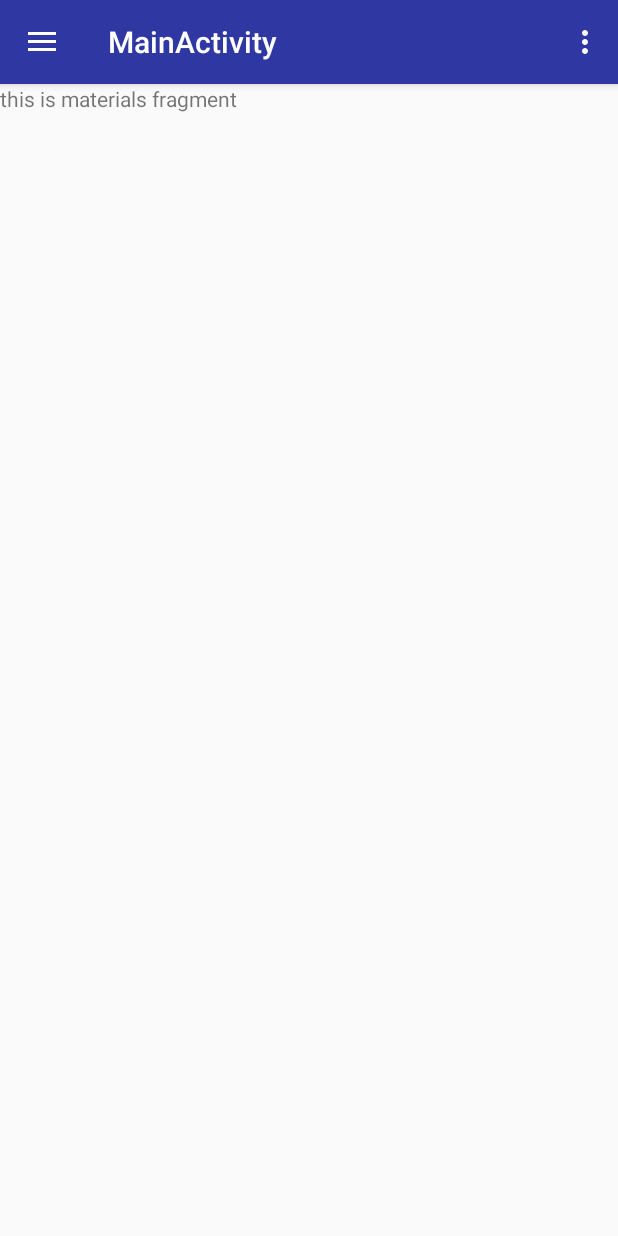
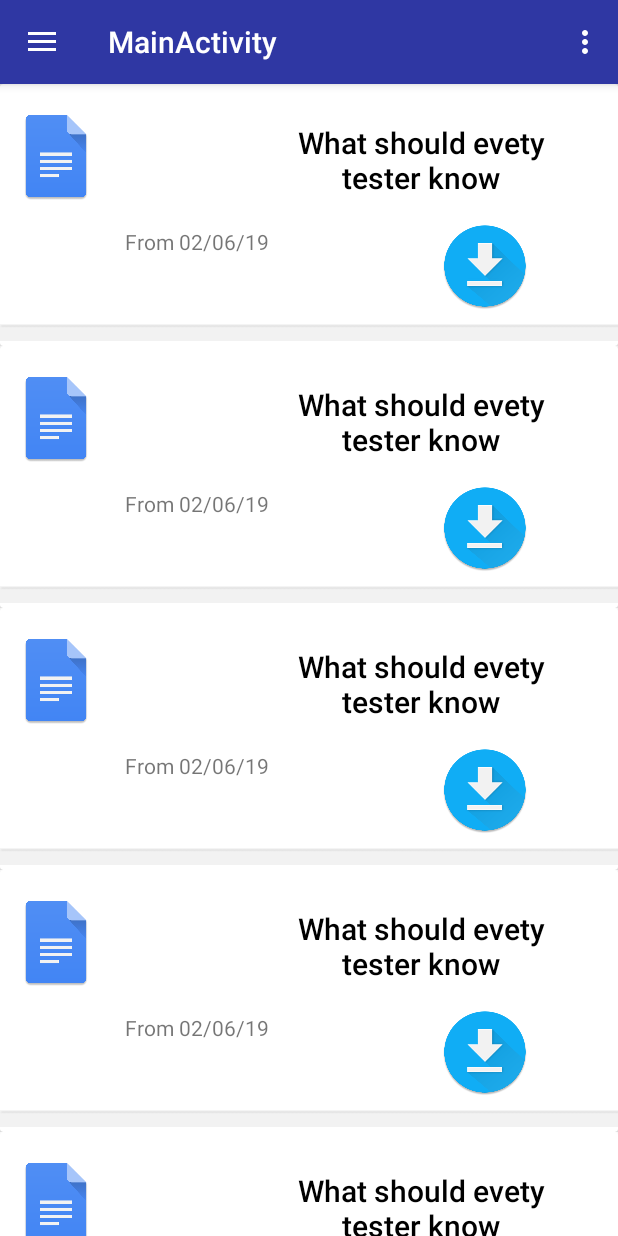
Before and after one commit to kboskin/QALightAndroidApplication, an Android app: the fragment MaterialsFragment placed in its activity, on a phone screen of 412 x 824 dp. Run offline under Robolectric (Android 15) with nearby library versions, the phone set to English and light mode, and no system bars; libraries missing offline, so code that uses them is left out: com.alamkanak.weekview; 3 statements that could not run were skipped.

Commit message:
Added Card View and Recycler View in materials fragment Card View - Recycler View construction implemented, functional, working on my machine

```diff
--- a/app/build.gradle
+++ b/app/build.gradle
@@ -37,6 +37,9 @@ dependencies {
     compile 'com.android.support.constraint:constraint-layout:1.0.2'
     compile 'com.android.support:design:26.0.2'
     compile 'com.android.support:support-v4:26.+'
+    compile 'com.android.support:recyclerview-v7:+'
+    compile 'com.android.support:cardview-v7:+'
+
 
     // library for calendar
     compile 'com.github.alamkanak:android-week-view:1.2.6'
--- a/app/src/main/java/com/example/hp/qalightandroidapp/fragments/calendar/CalendarFragment.java
+++ b/app/src/main/java/com/example/hp/qalightandroidapp/fragments/calendar/CalendarFragment.java
@@ -23,8 +23,8 @@ import java.util.List;
  */
 
 public class CalendarFragment extends android.support.v4.app.Fragment implements WeekView.EventClickListener{
-    WeekView mWeekView;
-    Context context;
+    private WeekView mWeekView;
+    private Context context;
     @Override
     public void onCreate(@Nullable Bundle savedInstanceState) {
         super.onCreate(savedInstanceState);
--- a/app/src/main/java/com/example/hp/qalightandroidapp/fragments/materialsandtests/hometask/HomeTaskFragment.java
+++ b/app/src/main/java/com/example/hp/qalightandroidapp/fragments/materialsandtests/hometask/HomeTaskFragment.java
@@ -2,6 +2,7 @@ package com.example.hp.qalightandroidapp.fragments.materialsandtests.hometask;
 
 import android.os.Bundle;
 import android.support.v4.app.Fragment;
+import android.support.v7.widget.RecyclerView;
 import android.view.LayoutInflater;
 import android.view.View;
 import android.view.ViewGroup;
@@ -9,6 +10,9 @@ import android.view.ViewGroup;
 import com.example.hp.qalightandroidapp.R;
 
 public class HomeTaskFragment extends Fragment {
+
+    private RecyclerView recyclerView;
+    //private MyCustomAdapter adapter;
 
     public HomeTaskFragment()
     {
--- a/app/src/main/java/com/example/hp/qalightandroidapp/fragments/materialsandtests/materials/MaterialsFragment.java
+++ b/app/src/main/java/com/example/hp/qalightandroidapp/fragments/materialsandtests/materials/MaterialsFragment.java
@@ -2,28 +2,70 @@ package com.example.hp.qalightandroidapp.fragments.materialsandtests.materials;
 
 import android.os.Bundle;
 import android.support.v4.app.Fragment;
+import android.support.v7.widget.LinearLayoutManager;
+import android.support.v7.widget.RecyclerView;
 import android.view.LayoutInflater;
 import android.view.View;
 import android.view.ViewGroup;
 
 import com.example.hp.qalightandroidapp.R;
+import com.example.hp.qalightandroidapp.fragments.materialsandtests.materials.recyclerview.ModelMaterials;
+import com.example.hp.qalightandroidapp.fragments.materialsandtests.materials.recyclerview.ModelMaterialsAdapter;
+
+import java.util.ArrayList;
+import java.util.List;
 
 public class MaterialsFragment extends Fragment {
+
+    private List<ModelMaterials> modelMaterialsList;
+    private RecyclerView recyclerView;
+    private ModelMaterialsAdapter mAdapter;
+    private LinearLayoutManager mLayoutManager;
+
+
     public MaterialsFragment()
     {
 
     }
 
+
     @Override
-    public void onCreate(Bundle savedInstanceState) {
+    public void onCreate(Bundle savedInstanceState)
+    {
         super.onCreate(savedInstanceState);
+
     }
 
     @Override
     public View onCreateView(LayoutInflater inflater, ViewGroup container,
                              Bundle savedInstanceState) {
         // Inflate the layout for this fragment
-        return inflater.inflate(R.layout.fragment_materials, container, false);
+        View view = inflater.inflate(R.layout.fragment_materials, container, false);
+
+        modelMaterialsList = new ArrayList<ModelMaterials>();
+
+        recyclerView = (RecyclerView)view.findViewById(R.id.fragment_materials_recycler_view);
+        mLayoutManager = new LinearLayoutManager(this.getActivity());
+        recyclerView.setLayoutManager(mLayoutManager);
+
+        mAdapter = new ModelMaterialsAdapter(getData());
+        recyclerView.setAdapter(mAdapter);
+        return view;
+
+    }
+
+    private ArrayList<ModelMaterials> getData()
+    {
+        // get here some data using OKHTTP3
+
+        modelMaterialsList.add(new ModelMaterials("What should evety tester know", "From 02/06/19"));
+        modelMaterialsList.add(new ModelMaterials("What should evety tester know", "From 02/06/19"));
+        modelMaterialsList.add(new ModelMaterials("What should evety tester know", "From 02/06/19"));
+        modelMaterialsList.add(new ModelMaterials("What should evety tester know", "From 02/06/19"));
+        modelMaterialsList.add(new ModelMaterials("What should evety tester know", "From 02/06/19"));
+        modelMaterialsList.add(new ModelMaterials("What should evety tester know", "From 02/06/19"));
+
+        return (ArrayList<ModelMaterials>) modelMaterialsList;
     }
 
 }
--- /dev/null
+++ b/app/src/main/java/com/example/hp/qalightandroidapp/fragments/materialsandtests/materials/recyclerview/ModelMaterials.java
@@ -0,0 +1,59 @@
+package com.example.hp.qalightandroidapp.fragments.materialsandtests.materials.recyclerview;
+
+import java.util.Date;
+
+/**
+ * Created by hp on 008 08.09.2017.
+ */
+
+public class ModelMaterials {
+    private String title;
+    private String description;
+    private Date date;
+    private String stringDate;
+
+    public ModelMaterials(String title, String description, String stringDate) {
+        this.title = title;
+        this.description = description;
+        this.stringDate = stringDate;
+    }
+
+    public ModelMaterials(String title, String description, Date date) {
+        this.title = title;
+        this.description = description;
+        this.date = date;
+    }
+    public ModelMaterials(String title, Date date) {
+        this.title = title;
+        this.date = date;
+    }
+
+    public ModelMaterials(String title, String stringDate) {
+        this.title = title;
+        this.stringDate = stringDate;
+    }
+
+    public String getTitle() {
+        return title;
+    }
+
+    public void setTitle(String title) {
+        this.title = title;
+    }
+
+    public void setDateInString(String stringDate) {
+        this.stringDate = stringDate;
+    }
+
+    public String getDateInString() {
+        return stringDate;
+    }
+
+    public void setDate(Date date) {
+        this.date = date;
+    }
+
+    public Date getDate() {
+        return date;
+    }
+}
--- /dev/null
+++ b/app/src/main/java/com/example/hp/qalightandroidapp/fragments/materialsandtests/materials/recyclerview/ModelMaterialsAdapter.java
@@ -0,0 +1,46 @@
+package com.example.hp.qalightandroidapp.fragments.materialsandtests.materials.recyclerview;
+
+import android.support.v7.widget.RecyclerView;
+import android.view.LayoutInflater;
+import android.view.View;
+import android.view.ViewGroup;
+
+import com.example.hp.qalightandroidapp.R;
+
+import java.util.List;
+
+/**
+ * Created by hp on 008 08.09.2017.
+ */
+
+public class ModelMaterialsAdapter extends RecyclerView.Adapter<ModelMaterialsViewHolder> {
+    private List<ModelMaterials> modelMaterialsList;
+
+    @Override
+    public ModelMaterialsViewHolder onCreateViewHolder(ViewGroup parent, int viewType) {
+        View itemView = LayoutInflater.from(parent.getContext())
+                .inflate(R.layout.materials_fragment_card_view, parent, false);
+
+
+        return new ModelMaterialsViewHolder(itemView);
+    }
+
+    @Override
+    public void onBindViewHolder(ModelMaterialsViewHolder holder, int position) {
+        ModelMaterials modelMaterials = modelMaterialsList.get(position);
+
+        holder.textViewTitle.setText(modelMaterials.getTitle());
+        holder.textViewDate.setText(modelMaterials.getDateInString());
+        // set on click listener to open in new activity
+    }
+
+
+    @Override
+    public int getItemCount() {
+        return modelMaterialsList.size();
+    }
+
+    public ModelMaterialsAdapter(List<ModelMaterials> modelMaterialsList) {
+        this.modelMaterialsList = modelMaterialsList;
+    }
+}
--- /dev/null
+++ b/app/src/main/java/com/example/hp/qalightandroidapp/fragments/materialsandtests/materials/recyclerview/ModelMaterialsViewHolder.java
@@ -0,0 +1,29 @@
+package com.example.hp.qalightandroidapp.fragments.materialsandtests.materials.recyclerview;
+
+import android.support.v7.widget.RecyclerView;
+import android.view.View;
+import android.widget.ImageButton;
+import android.widget.TextView;
+
+import com.example.hp.qalightandroidapp.R;
+
+/**
+ * Created by hp on 008 08.09.2017.
+ */
+
+public class ModelMaterialsViewHolder extends RecyclerView.ViewHolder {
+
+    public TextView textViewTitle;
+    public ImageButton downloadButton;
+    public TextView textViewDate;
+
+    public ModelMaterialsViewHolder(View itemView) {
+        super(itemView);
+
+        textViewDate = (TextView) itemView.findViewById(R.id.materials_fragment_card_view_text_view_date);
+
+        downloadButton = (ImageButton) itemView.findViewById(R.id.materials_fragment_card_view_image_button);
+
+        textViewTitle = (TextView) itemView.findViewById(R.id.materials_fragment_card_view_title);
+    }
+}
--- a/app/src/main/res/layout/fragment_materials.xml
+++ b/app/src/main/res/layout/fragment_materials.xml
@@ -5,9 +5,10 @@
     tools:context=".fragments.materialsandtests.materials.MaterialsFragment">
 
     <!-- TODO: Update blank fragment layout -->
-    <TextView
+    <android.support.v7.widget.RecyclerView
+        android:id="@+id/fragment_materials_recycler_view"
         android:layout_width="match_parent"
-        android:layout_height="match_parent"
-        android:text="this is materials fragment" />
+        android:layout_height="wrap_content">
+    </android.support.v7.widget.RecyclerView>
 
 </FrameLayout>
--- /dev/null
+++ b/app/src/main/res/layout/materials_fragment_card_view.xml
@@ -0,0 +1,89 @@
+<?xml version="1.0" encoding="utf-8"?>
+<LinearLayout xmlns:android="http://schemas.android.com/apk/res/android"
+    xmlns:app="http://schemas.android.com/apk/res-auto"
+    android:layout_width="match_parent"
+    android:layout_height="wrap_content"
+    android:orientation="vertical"
+    app:layout_collapseParallaxMultiplier="1.0">
+
+    <android.support.v7.widget.CardView
+        android:layout_width="match_parent"
+        android:layout_height="wrap_content">
+
+        <android.support.constraint.ConstraintLayout
+            android:layout_width="match_parent"
+            android:layout_height="match_parent">
+
+            <TextView
+                android:id="@+id/materials_fragment_card_view_title"
+                android:layout_width="@dimen/materials_fragment_card_view_text_view_title_widht"
+                android:layout_height="wrap_content"
+                android:layout_gravity="center|top"
+                android:textAlignment="center"
+                android:textAppearance="@style/TextAppearance.AppCompat.Title"
+                android:textColor="@color/colorBlack"
+                app:layout_constraintHorizontal_bias="0.923"
+                app:layout_constraintLeft_toLeftOf="parent"
+                app:layout_constraintRight_toRightOf="parent"
+                app:layout_constraintTop_toTopOf="parent"
+                android:layout_marginTop="@dimen/materials_fragment_card_view__text_veiew_title_margin_top"
+                android:layout_marginLeft="@dimen/materials_fragment_card_view__text_veiew_title_margin_left"
+                android:layout_marginRight="@dimen/materials_fragment_card_view__text_veiew_title_margin_right"
+                android:layout_marginStart="@dimen/materials_fragment_card_view__text_veiew_title_margin_start"
+                android:layout_marginEnd="@dimen/materials_fragment_card_view__text_veiew_title_margin_end" />
+            <TextView
+                android:id="@+id/materials_fragment_card_view_text_view_date"
+                android:layout_width="@dimen/materials_fragment_card_view_text_view_date_width"
+                android:layout_height="@dimen/materials_fragment_card_view_text_view_date_height"
+                android:layout_marginTop="@dimen/materials_fragment_card_view_text_view_date_margin_top"
+                app:layout_constraintTop_toBottomOf="@+id/materials_fragment_card_view_title"
+                app:layout_constraintLeft_toRightOf="@+id/docsImageView"
+                android:layout_marginLeft="@dimen/materials_fragment_card_view_text_view_date_margin_left"
+                android:layout_marginStart="@dimen/materials_fragment_card_view_text_view_date_margin_left" />
+
+            <ImageView
+                android:layout_width="@dimen/materials_fragment_card_view_docs_image_view_height"
+                android:layout_height="@dimen/materials_fragment_card_view_docs_image_view_width"
+                android:src="@drawable/docs_icon"
+                android:layout_marginLeft="@dimen/materials_fragment_card_view_docs_image_view_margin_left"
+                app:layout_constraintLeft_toLeftOf="parent"
+                app:layout_constraintTop_toTopOf="parent"
+                android:layout_marginTop="@dimen/materials_fragment_card_view_docs_image_view_margin_top"
+                android:layout_marginStart="@dimen/materials_fragment_card_view_docs_image_view_margin_start"
+                android:id="@+id/docsImageView" />
+
+            <ImageButton
+                android:id="@+id/materials_fragment_card_view_image_button"
+                android:layout_width="@dimen/materials_fragment_card_view_image_button_width"
+                android:layout_height="@dimen/materials_fragment_card_view_image_button_height"
+                android:src="@drawable/download_image"
+                android:layout_marginTop="@dimen/materials_fragment_card_view_image_button_margin_top"
+                android:adjustViewBounds="true"
+                android:scaleType="fitXY"
+                android:background="@color/colorWhite"
+                app:layout_constraintTop_toBottomOf="@+id/materials_fragment_card_view_title"
+                app:layout_constraintLeft_toRightOf="@+id/materials_fragment_card_view_text_view_date"
+                android:layout_marginLeft="@dimen/materials_fragment_card_view_image_button_margin_left"
+                android:layout_marginRight="@dimen/margin_right"
+                app:layout_constraintRight_toRightOf="parent"
+                android:layout_marginStart="@dimen/materials_fragment_card_view_image_button_margin_left"
+                android:layout_marginEnd="@dimen/margin_right"
+                app:layout_constraintHorizontal_bias="0.558"
+                android:layout_marginBottom="@dimen/materials_fragment_card_view_image_button_margin_bottom"
+                app:layout_constraintBottom_toTopOf="@+id/imageView2"
+                app:layout_constraintVertical_bias="1.0" />
+            <ImageView
+                android:layout_width="@dimen/material_fragment_card_view_image_view_separator_width"
+                android:layout_height="@dimen/material_fragment_card_view_image_view_separator_height"
+                android:src="@drawable/separator"
+                app:layout_constraintLeft_toLeftOf="parent"
+                app:layout_constraintRight_toRightOf="parent"
+                android:layout_marginTop="@dimen/material_fragment_card_view_image_view_separator_margin_top"
+                app:layout_constraintTop_toBottomOf="@+id/materials_fragment_card_view_text_view_date"
+                app:layout_constraintHorizontal_bias="0.0"
+                android:id="@+id/imageView2" />
+        </android.support.constraint.ConstraintLayout>
+
+    </android.support.v7.widget.CardView>
+
+</LinearLayout>
--- a/app/src/main/res/values/dimens.xml
+++ b/app/src/main/res/values/dimens.xml
@@ -21,4 +21,31 @@
     <dimen name="calendar_column_padding">8dp</dimen>
     <dimen name="calendar_header_row_padding">12dp</dimen>
     <dimen name="calendar_column_gap">8dp</dimen>
+    <dimen name="materials_fragment_card_view_margin_left">10dp</dimen>
+    <dimen name="materials_fragment_card_view_margin_right">10dp</dimen>
+    <dimen name="materials_fragment_card_view_height">120dp</dimen>
+    <dimen name="materials_fragment_card_view_text_view_title_widht">220dp</dimen>
+    <dimen name="materials_fragment_card_view__text_veiew_title_margin_top">25dp</dimen>
+    <dimen name="materials_fragment_card_view__text_veiew_title_margin_left">8dp</dimen>
+    <dimen name="materials_fragment_card_view__text_veiew_title_margin_right">8dp</dimen>
+    <dimen name="materials_fragment_card_view__text_veiew_title_margin_start">8dp</dimen>
+    <dimen name="materials_fragment_card_view__text_veiew_title_margin_end">8dp</dimen>
+    <dimen name="materials_fragment_card_view_text_view_date_width">123dp</dimen>
+    <dimen name="materials_fragment_card_view_text_view_date_height">27dp</dimen>
+    <dimen name="materials_fragment_card_view_text_view_date_margin_top">19dp</dimen>
+    <dimen name="materials_fragment_card_view_text_view_date_margin_left">16dp</dimen>
+    <dimen name="materials_fragment_card_view_docs_image_view_width">60dp</dimen>
+    <dimen name="materials_fragment_card_view_docs_image_view_height">60dp</dimen>
+    <dimen name="materials_fragment_card_view_docs_image_view_margin_left">7dp</dimen>
+    <dimen name="materials_fragment_card_view_docs_image_view_margin_top">18dp</dimen>
+    <dimen name="materials_fragment_card_view_docs_image_view_margin_start">7dp</dimen>
+    <dimen name="materials_fragment_card_view_image_button_width">60dp</dimen>
+    <dimen name="materials_fragment_card_view_image_button_height">60dp</dimen>
+    <dimen name="materials_fragment_card_view_image_button_margin_top">19dp</dimen>
+    <dimen name="materials_fragment_card_view_image_button_margin_left">22dp</dimen>
+    <dimen name="margin_right">8dp</dimen>
+    <dimen name="materials_fragment_card_view_image_button_margin_bottom">5dp</dimen>
+    <dimen name="material_fragment_card_view_image_view_separator_width">0dp</dimen>
+    <dimen name="material_fragment_card_view_image_view_separator_height">18dp</dimen>
+    <dimen name="material_fragment_card_view_image_view_separator_margin_top">34dp</dimen>
 </resources>
```
Also changed, not shown: app/src/main/res/layout/fragment_home_task.xml (+5 -12 lines), app/src/main/res/values-hdpi/dimens.xml (deleted, +0 -23 lines), app/src/main/res/values-xhdpi/dimens.xml (deleted, +0 -23 lines), app/src/main/res/values-xxhdpi/dimens.xml (deleted, +0 -23 lines), app/src/main/res/values-xxxhdpi/dimens.xml (deleted, +0 -23 lines), app/src/main/res/drawable/docs_icon.png (added), app/src/main/res/drawable/download_image.png (added), app/src/main/res/drawable/separator.png (added), 2 other files.
